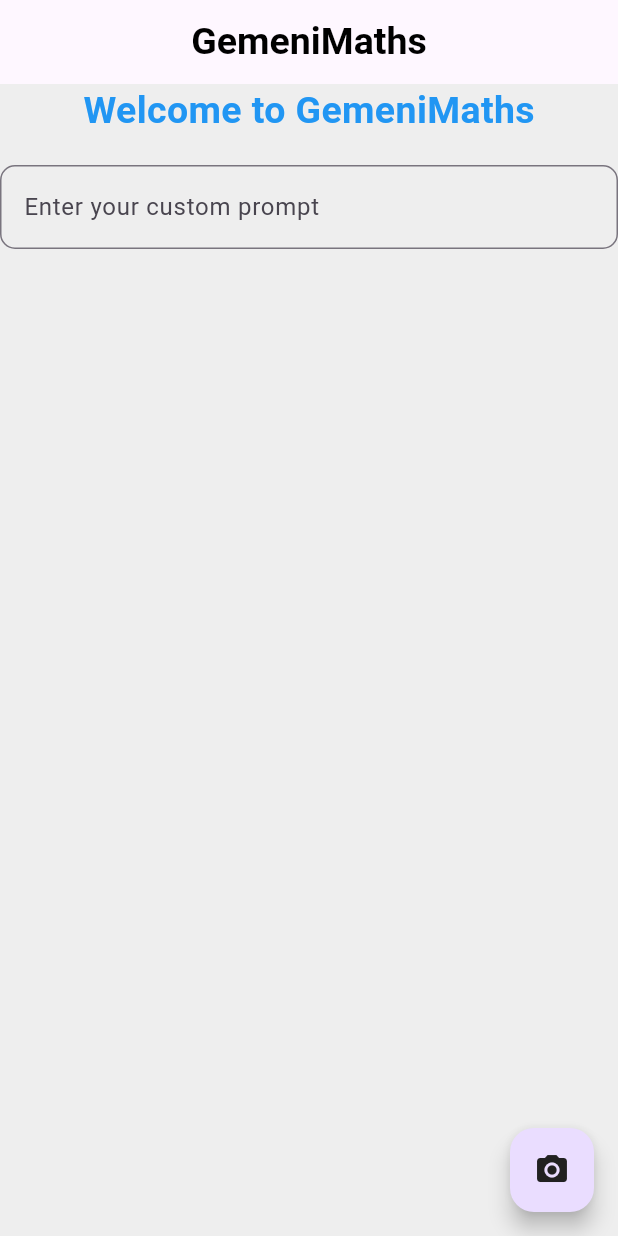
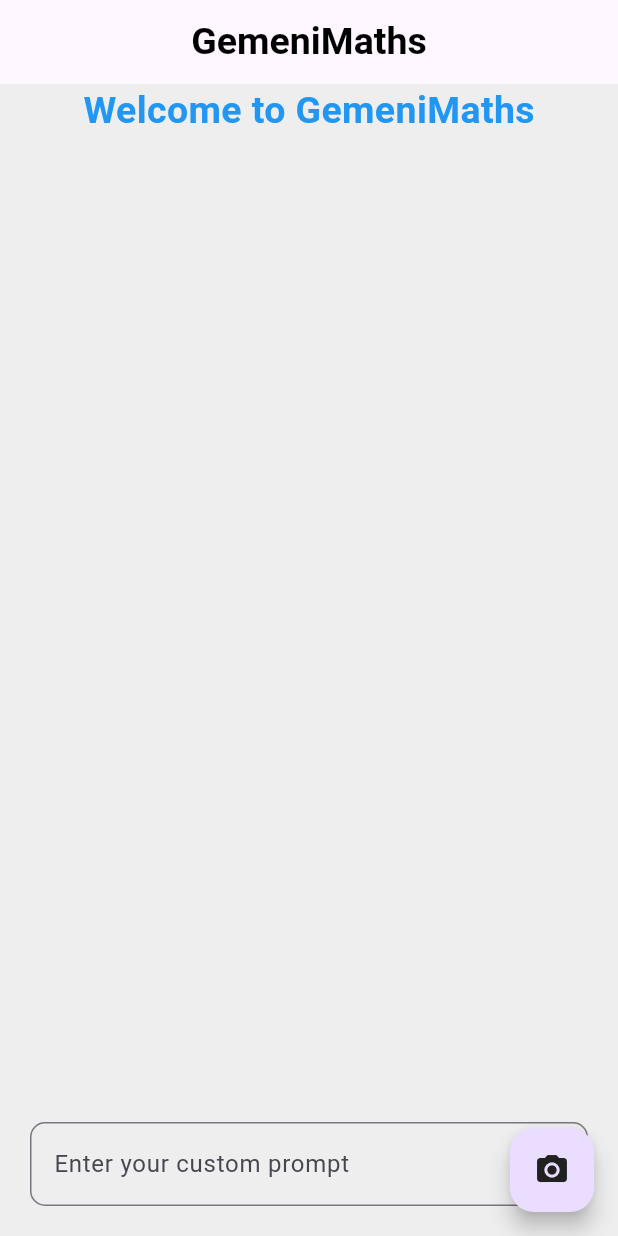
Before and after one commit to Ikwame91/math_image_solver-app, a Flutter app: the screen it shows after launch, on a phone screen of 412 x 824 dp. Run offline on Flutter 3.47's test engine with Material 3 defaults, Android fonts, the phone set to English and light mode, and no system bars; our stand-ins replace google_fonts, image_cropper, image_picker.

Commit message:
placed textfield at the bottom

```diff
--- a/lib/main.dart
+++ b/lib/main.dart
@@ -1,5 +1,5 @@
 import 'package:flutter/material.dart';
-import 'package:math_image_solver/homepage.dart';
+import 'package:math_image_solver/ui/homepage.dart';
 
 void main() {
   runApp(const MyApp());
--- a/lib/homepage.dart
+++ b/lib/ui/homepage.dart
@@ -2,6 +2,7 @@
 import 'dart:io';
 
 import 'package:flutter/material.dart';
+import 'package:google_fonts/google_fonts.dart';
 import 'package:http/http.dart' as http;
 import 'package:image_cropper/image_cropper.dart';
 import 'package:image_picker/image_picker.dart';
@@ -168,6 +169,7 @@
         _responseBody =
             jsonBody["candidates"][0]["content"]["parts"][0]["text"];
         isSending = false;
+        _controller.clear();
       });
       print(response.body);
       print("Image sent successfully");
@@ -177,6 +179,12 @@
       });
     }
     print("Failed to send image");
+  }
+
+  @override
+  void dispose() {
+    _controller.dispose();
+    super.dispose();
   }
 
   @override
@@ -204,10 +212,10 @@
           color: Colors.grey.shade900,
         ),
       ),
-        body: Stack(
+      body: Column(
         children: [
-            SingleChildScrollView(
-              child: Column(
+          Expanded(
+            child: ListView(
               children: <Widget>[
                 _image == null
                     ? const Center(
@@ -224,13 +232,31 @@
                         File(_image!.path),
                       ),
                 const SizedBox(
-                    height: 18,
+                  height: 30,
                 ),
-                  TextField(
+                Container(
+                  padding: const EdgeInsets.all(20),
+                  child: Text(
+                    _responseBody,
+                    style: GoogleFonts.roboto(
+                      fontSize: 20,
+                      fontWeight: FontWeight.w600,
+                    ),
+                  ),
+                ),
+              ],
+            ),
+          ),
+          if (isSending)
+            const Center(
+              child: CircularProgressIndicator(
+                color: Colors.blue,
+              ),
+            ),
+          Container(
+            margin: const EdgeInsets.all(20),
+            child: TextField(
               controller: _controller,
-                    onChanged: (value) {
-                      customprompt = value;
-                    },
               decoration: InputDecoration(
                 hintText: "Enter your custom prompt",
                 border: OutlineInputBorder(
@@ -238,70 +264,9 @@
                 ),
               ),
             ),
-                  const SizedBox(
-                    height: 30,
           ),
-                  Container(
-                    padding: EdgeInsets.all(10),
-                    child: Text(
-                      _responseBody,
-                      style:
-                          TextStyle(fontSize: 20, fontWeight: FontWeight.w600),
-                    ),
-                  )
         ],
       ),
-            ),
-            if (isSending)
-              const Center(
-                  child: const CircularProgressIndicator(
-                color: Colors.blue,
-              ))
-          ],
-        ));
+    );
   }
 }
-
-
-// '{
-//   "contents": [
-//     {
-//       "parts": [
-//         {
-//           "text": "describ ehat you see"
-//         },
-//         {
-//           "inlineData": {
-//             "mimeType": "image/jpeg",
-//             "data": "'$(base64 -w0 image0.jpeg)'"
-//           }
-//         }
-//       ]
-//     }
-//   ],
-//   "generationConfig": {
-//     "temperature": 0.4,
-//     "topK": 32,
-//     "topP": 1,
-//     "maxOutputTokens": 4096,
-//     "stopSequences": []
-//   },
-//   "safetySettings": [
-//     {
-//       "category": "HARM_CATEGORY_HARASSMENT",
-//       "threshold": "BLOCK_MEDIUM_AND_ABOVE"
-//     },
-//     {
-//       "category": "HARM_CATEGORY_HATE_SPEECH",
-//       "threshold": "BLOCK_MEDIUM_AND_ABOVE"
-//     },
-//     {
-//       "category": "HARM_CATEGORY_SEXUALLY_EXPLICIT",
-//       "threshold": "BLOCK_MEDIUM_AND_ABOVE"
-//     },
-//     {
-//       "category": "HARM_CATEGORY_DANGEROUS_CONTENT",
-//       "threshold": "BLOCK_MEDIUM_AND_ABOVE"
-//     }
-//   ]
-// }'
```
Also changed, not shown: lib/functions/imge_logic.dart (added, +239 -0 lines). Lines whose indentation alone changed are shown as unchanged.
